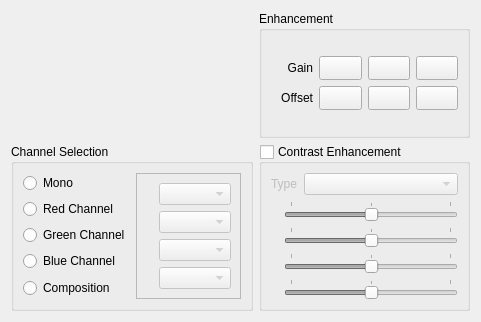
Qt form src/terralib/qt/widgets/se/ui/RasterSymbolizerWidgetForm.ui (claudiobogossian/terralib5) before a commit.
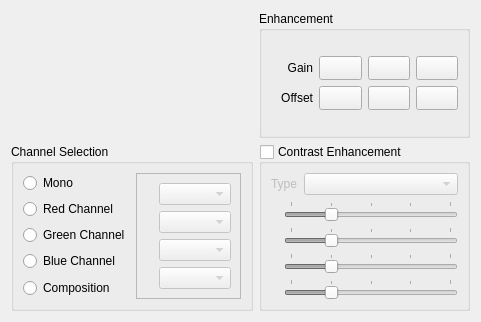
The same form after that commit. Icons and pictures are not drawn.

What changed in the file:
```diff
--- a/src/terralib/qt/widgets/se/ui/RasterSymbolizerWidgetForm.ui
+++ b/src/terralib/qt/widgets/se/ui/RasterSymbolizerWidgetForm.ui
@@ -444,7 +444,7 @@
                </size>
               </property>
               <property name="maximum">
-               <number>200</number>
+               <number>400</number>
               </property>
               <property name="singleStep">
                <number>10</number>
@@ -494,7 +494,7 @@
                </size>
               </property>
               <property name="maximum">
-               <number>200</number>
+               <number>400</number>
               </property>
               <property name="singleStep">
                <number>10</number>
@@ -544,7 +544,7 @@
                </size>
               </property>
               <property name="maximum">
-               <number>200</number>
+               <number>400</number>
               </property>
               <property name="singleStep">
                <number>10</number>
@@ -594,7 +594,7 @@
                </size>
               </property>
               <property name="maximum">
-               <number>200</number>
+               <number>400</number>
               </property>
               <property name="singleStep">
                <number>10</number>
```
Left out of the diff: 1 changed line with no effect on the pictures.
